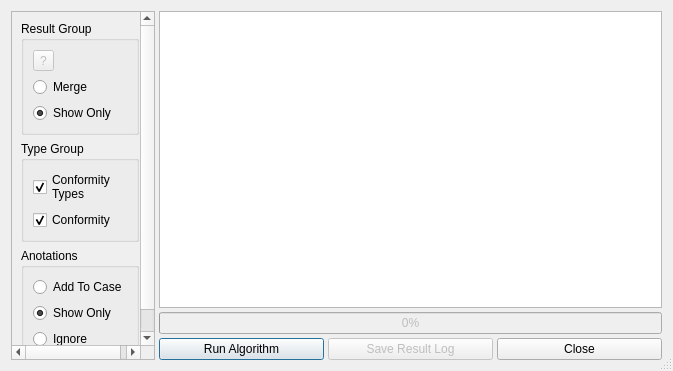
Qt form conformity_dialog.ui (ggHenschel/Valinor) before a commit.
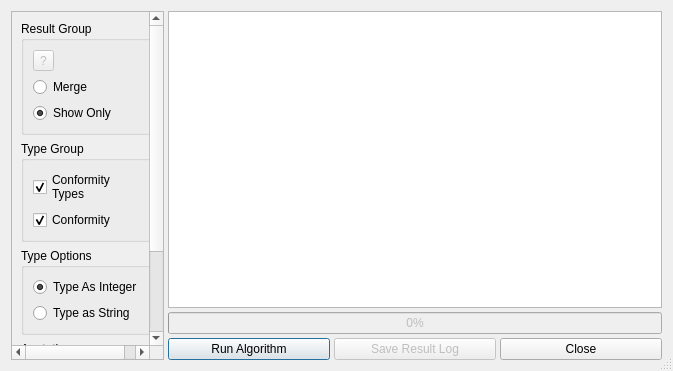
The same form after that commit.

Commit message: v0.2018.10.27.1050 - Added Support For String Types

What changed in the file:
```diff
--- a/conformity_dialog.ui
+++ b/conformity_dialog.ui
@@ -50,8 +50,8 @@
          <rect>
           <x>0</x>
           <y>0</y>
-          <width>142</width>
-          <height>349</height>
+          <width>139</width>
+          <height>389</height>
          </rect>
         </property>
         <layout class="QVBoxLayout" name="verticalLayout_5">
@@ -130,6 +130,41 @@
            </layout>
           </widget>
          </item>
+         <item>
+          <widget class="QGroupBox" name="m_type_options_group">
+           <property name="enabled">
+            <bool>true</bool>
+           </property>
+           <property name="title">
+            <string>Type Options</string>
+           </property>
+           <layout class="QVBoxLayout" name="verticalLayout_6">
+            <item>
+             <widget class="QRadioButton" name="m_rb_type_as_int">
+              <property name="toolTip">
+               <string>&lt;html&gt;&lt;head/&gt;&lt;body&gt;&lt;p&gt;&lt;span style=&quot; font-weight:600;&quot;&gt;Set Type as Integer&lt;/span&gt;&lt;/p&gt;&lt;p&gt;Type wil be [0,1,2,3,4,5,6,7]:&lt;/p&gt;&lt;p&gt;0 -  Conform&lt;/p&gt;&lt;p&gt;1 -  Non Conform: Inexistent Activity&lt;/p&gt;&lt;p&gt;2 -  Non Conform: Inexistent Transition&lt;/p&gt;&lt;p&gt;3 -  Non Conform: Inexistent Activity and Inexistent Transition&lt;/p&gt;&lt;p&gt;4 -  Non Conform: Transition with Innapropriate Duration&lt;/p&gt;&lt;p&gt;5 -  Non Conform: Transition with Innapropriate Duration and  Inexistent Activity&lt;/p&gt;&lt;p&gt;6 -  Non Conform: Transition with Innapropriate Duration and Inexistent Transition&lt;/p&gt;&lt;p&gt;7 -  Non Conform: Transition with Innapropriate Duration,  Inexistent Activity and Inexistent Transition&lt;/p&gt;&lt;/body&gt;&lt;/html&gt;</string>
+              </property>
+              <property name="text">
+               <string>Type As Integer</string>
+              </property>
+              <property name="checked">
+               <bool>true</bool>
+              </property>
+             </widget>
+            </item>
+            <item>
+             <widget class="QRadioButton" name="m_rb_type_as_str">
+              <property name="toolTip">
+               <string>&lt;html&gt;&lt;head/&gt;&lt;body&gt;&lt;p&gt;&lt;span style=&quot; font-weight:600;&quot;&gt;Set Type as String&lt;/span&gt;&lt;/p&gt;&lt;p&gt;Type wil be One of the Following:&lt;/p&gt;&lt;ul&gt;&lt;li&gt;Conform&lt;li&gt;Non Conform: Inexistent Activity&lt;li&gt;Non Conform: Inexistent Transition&lt;li&gt; Non Conform: Inexistent Activity and Inexistent Transition&lt;li&gt;Non Conform: Transition with Innapropriate Duration&lt;li&gt; Non Conform: Transition with Innapropriate Duration and Inexistent Activity&lt;li&gt;Non Conform: Transition with Innapropriate Duration and Inexistent Transition&lt;li&gt;Non Conform: Transition with Innapropriate Duration, Inexistent Activity and Inexistent Transition&lt;/ul&gt;&lt;/body&gt;&lt;/html&gt;</string>
+              </property>
+              <property name="text">
+               <string>Type as String</string>
+              </property>
+             </widget>
+            </item>
+           </layout>
+          </widget>
+         </item>
          <item>
           <widget class="QGroupBox" name="groupBox_2">
            <property name="title">
```
The commit also changes 2 other files.
